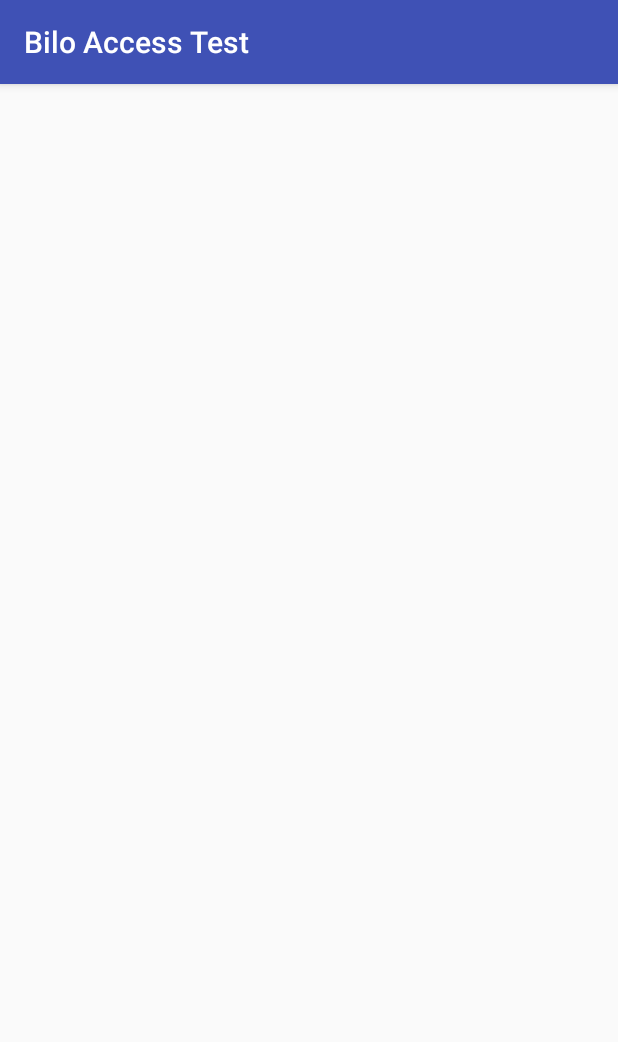
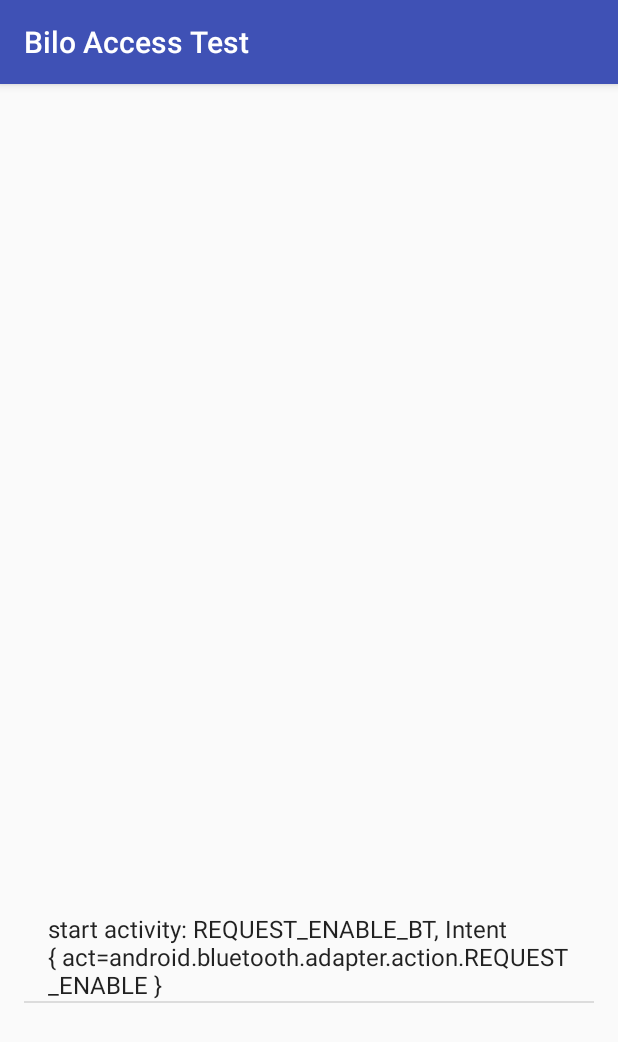
Before and after one commit to bilo/bilo-access, an Android app: the screen it shows after launch (SelectDeviceActivity), on a phone screen of 412 x 824 dp. Shown: the top 1042 px of the screen. Run offline under Robolectric (Android 15) with nearby library versions, the phone set to English and light mode, and no system bars; 1 statement that could not run was skipped.

Commit message:
log activity output

```diff
--- a/bilo-access-android-test/src/main/AndroidManifest.xml
+++ b/bilo-access-android-test/src/main/AndroidManifest.xml
@@ -20,7 +20,6 @@
                 <category android:name="android.intent.category.LAUNCHER" />
             </intent-filter>
         </activity>
-        <activity android:name="world.bilo.accesstest.DeviceViewActivity"></activity>
     </application>
 
 </manifest>
--- a/bilo-access-android-test/src/main/java/world/bilo/accesstest/MessageId.java
+++ b/bilo-access-android-test/src/main/java/world/bilo/accesstest/MessageId.java
@@ -5,9 +5,9 @@
 
 package world.bilo.accesstest;
 
-public class MessageId {
-    public static final int REQUEST_ENABLE_BT = 1;
-    public static final int DEVICE_CONNECTED = 2;
-    public static final int DEVICE_DISCONNECTED = 3;
-    public static final int DATA_RECEIVED = 4;
+public enum MessageId {
+    REQUEST_ENABLE_BT,
+    DEVICE_CONNECTED,
+    DEVICE_DISCONNECTED,
+    DATA_RECEIVED,
 }
--- a/bilo-access-android-test/src/main/java/world/bilo/accesstest/SelectDeviceActivity.java
+++ b/bilo-access-android-test/src/main/java/world/bilo/accesstest/SelectDeviceActivity.java
@@ -7,6 +7,7 @@ package world.bilo.accesstest;
 
 import android.app.Activity;
 import android.bluetooth.BluetoothAdapter;
+import android.bluetooth.BluetoothDevice;
 import android.content.Intent;
 import android.os.Bundle;
 import android.support.v7.app.AppCompatActivity;
@@ -16,12 +17,15 @@ import android.widget.AdapterView;
 import android.widget.ArrayAdapter;
 import android.widget.ListView;
 
+import java.util.List;
+
+import world.bilo.accesstest.api.Blocks;
 import world.bilo.accesstest.bluetooth.Devices;
 
-import java.util.List;
-
-public class SelectDeviceActivity extends AppCompatActivity {
+public class SelectDeviceActivity extends AppCompatActivity implements DisconnectHandler {
     private final android.content.Context thisContext = this;
+    private ArrayAdapter<String> logAdapter = null;
+    final private Blocks blocks = new Blocks(this);
 
     @Override
     protected void onCreate(Bundle savedInstanceState) {
@@ -30,7 +34,19 @@ public class SelectDeviceActivity extends AppCompatActivity {
         Toolbar toolbar = (Toolbar) findViewById(R.id.toolbar);
         setSupportActionBar(toolbar);
 
+        logAdapter = new ArrayAdapter<>(this, android.R.layout.simple_list_item_1);
+        ListView listView = (ListView) findViewById(R.id.connection_log);
+        listView.setAdapter(logAdapter);
+
         enableBluetooth();
+    }
+
+    private void logOutput(String message) {
+        logAdapter.insert(message, 0);
+    }
+
+    private void logInput(String message) {
+        logAdapter.insert(message, 0);
     }
 
     @Override
@@ -41,13 +57,21 @@ public class SelectDeviceActivity extends AppCompatActivity {
 
     private void enableBluetooth() {
         Intent intentBtEnabled = new Intent(BluetoothAdapter.ACTION_REQUEST_ENABLE);
-        startActivityForResult(intentBtEnabled, MessageId.REQUEST_ENABLE_BT);
+        MessageId code = MessageId.REQUEST_ENABLE_BT;
+
+        logOutput("start activity: " + code + ", " + intentBtEnabled);
+
+        startActivityForResult(intentBtEnabled, code.ordinal());
     }
 
     @Override
     protected void onActivityResult(int requestCode, int resultCode, Intent data) {
-        switch (requestCode) {
-            case MessageId.REQUEST_ENABLE_BT: {
+        MessageId code = MessageId.values()[requestCode];
+
+        logInput("activity result: " + code + " = " + resultCode);
+
+        switch (code) {
+            case REQUEST_ENABLE_BT: {
                 if (resultCode == Activity.RESULT_OK) {
                     updateListWithPairedDevices();
                 }
@@ -67,10 +91,16 @@ public class SelectDeviceActivity extends AppCompatActivity {
 
         AdapterView.OnItemClickListener mMessageClickedHandler = new AdapterView.OnItemClickListener() {
             public void onItemClick(AdapterView parent, View v, int position, long id) {
-                Intent intent = new Intent(thisContext, DeviceViewActivity.class);
                 DeviceEntry device = (DeviceEntry) parent.getItemAtPosition(position);
-                intent.putExtra("address", device.address);
-                startActivity(intent);
+
+                logOutput("connect to " + device.address);
+
+                BluetoothDevice bdevice = Devices.find(device.address);
+                if (bdevice == null) {
+                    disconnected();
+                }
+
+                blocks.connect(bdevice);
             }
         };
 
@@ -78,4 +108,8 @@ public class SelectDeviceActivity extends AppCompatActivity {
     }
 
 
+    @Override
+    public void disconnected() {
+        logInput("disconnected");
+    }
 }
--- a/bilo-access-android-test/src/main/java/world/bilo/accesstest/bluetooth/WorkHandler.java
+++ b/bilo-access-android-test/src/main/java/world/bilo/accesstest/bluetooth/WorkHandler.java
@@ -20,14 +20,14 @@ public class WorkHandler {
 
 
     public void write(List<Byte> data) {
-        mHandler.obtainMessage(MessageId.DATA_RECEIVED, data).sendToTarget();
+        mHandler.obtainMessage(MessageId.DATA_RECEIVED.ordinal(), data).sendToTarget();
     }
 
     public void connected() {
-        mHandler.obtainMessage(MessageId.DEVICE_CONNECTED).sendToTarget();
+        mHandler.obtainMessage(MessageId.DEVICE_CONNECTED.ordinal()).sendToTarget();
     }
 
     public void disconnected() {
-        mHandler.obtainMessage(MessageId.DEVICE_DISCONNECTED).sendToTarget();
+        mHandler.obtainMessage(MessageId.DEVICE_DISCONNECTED.ordinal()).sendToTarget();
     }
 }
--- a/bilo-access-android-test/src/main/res/layout/device_view_activity.xml
+++ /dev/null
@@ -1,6 +0,0 @@
-<LinearLayout xmlns:android="http://schemas.android.com/apk/res/android"
-    android:layout_width="fill_parent"
-    android:layout_height="fill_parent"
-    android:orientation="horizontal">
-
-</LinearLayout>
--- a/bilo-access-android-test/src/main/res/layout/devices_list.xml
+++ b/bilo-access-android-test/src/main/res/layout/devices_list.xml
@@ -10,16 +10,23 @@
     android:paddingRight="@dimen/activity_horizontal_margin"
     android:paddingTop="@dimen/activity_vertical_margin"
     app:layout_behavior="@string/appbar_scrolling_view_behavior"
-    tools:context="world.bilo.accesstest.Context"
     tools:showIn="@layout/select_device_activity">
 
     <ListView
         android:id="@+id/devices_list"
         android:layout_width="match_parent"
-        android:layout_height="match_parent"
-        android:layout_alignParentEnd="true"
+        android:layout_height="wrap_content"
+        android:layout_above="@+id/connection_log"
+        android:layout_alignParentTop="true"
         android:layout_alignParentLeft="true"
-        android:layout_alignParentRight="true"
-        android:layout_alignParentStart="true"
-        android:layout_alignParentTop="true" />
+        android:layout_alignParentStart="true" />
+
+    <ListView
+        android:id="@+id/connection_log"
+        android:layout_width="match_parent"
+        android:layout_height="200dp"
+        android:layout_alignParentLeft="true"
+    android:layout_alignParentBottom="true"
+    android:layout_alignParentStart="true" />
+
 </RelativeLayout>
--- a/bilo-access-android-test/src/main/res/layout/select_device_activity.xml
+++ b/bilo-access-android-test/src/main/res/layout/select_device_activity.xml
@@ -4,8 +4,7 @@
     xmlns:tools="http://schemas.android.com/tools"
     android:layout_width="match_parent"
     android:layout_height="match_parent"
-    android:fitsSystemWindows="true"
-    tools:context="world.bilo.accesstest.Context">
+    android:fitsSystemWindows="true">
 
     <android.support.design.widget.AppBarLayout
         android:layout_width="match_parent"
```
Also changed, not shown: bilo-access-android-test/src/main/java/world/bilo/accesstest/DeviceProperties.java (deleted, +0 -22 lines), bilo-access-android-test/src/main/java/world/bilo/accesstest/DeviceViewActivity.java (deleted, +0 -51 lines), bilo-access-android-test/src/main/java/world/bilo/accesstest/api/BlueReceiver.java (+6 -4 lines), bilo-access-android-test/src/main/res/layout/device_properties.xml (deleted, +0 -21 lines).
